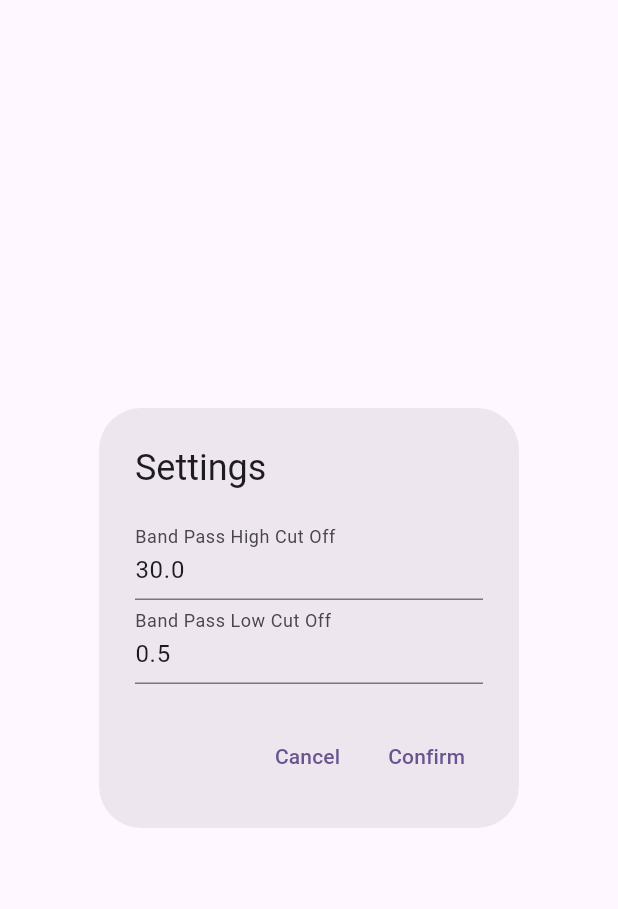
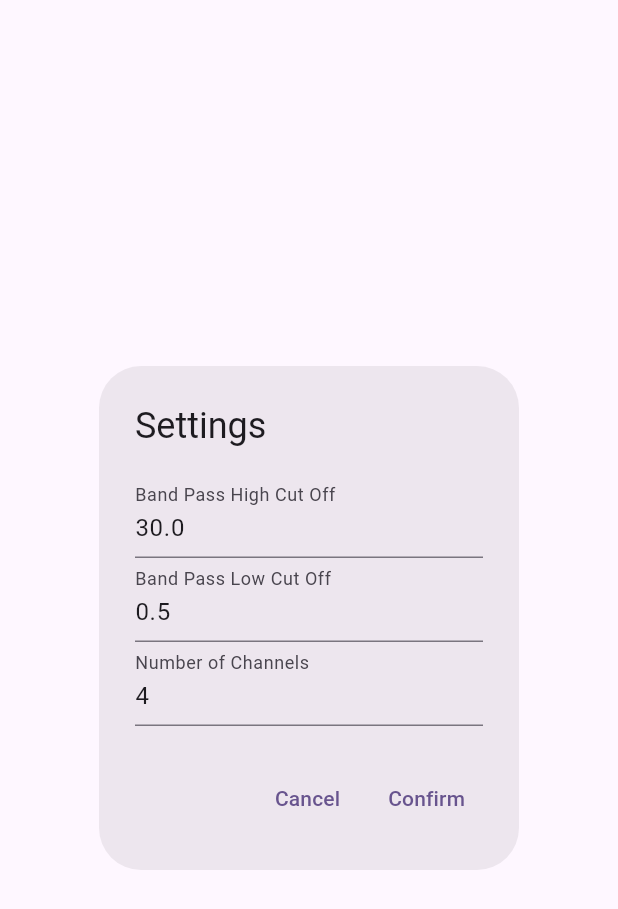
Before and after one commit to pieeg-club/eeg_app, a Flutter app: the SettingsDialog widget shown alone on an empty page, opened directly, on a phone screen of 412 x 824 dp. Shown: the top 909 px of the screen. Run offline on Flutter 3.47's test engine with Material 3 defaults, Android fonts, the phone set to English and light mode, and no system bars; our stand-ins replace dartz, equatable, fl_chart, flutter_blue_plus, flutter_riverpod, riverpod_annotation and 3 more; missing offline and left inert: iirjdart; accounts and stored records are empty; generated files the repository leaves out were written again.

Commit message:
add a text field for number of channels

```diff
--- a/lib/presentation/widgets/settings_dialog.dart
+++ b/lib/presentation/widgets/settings_dialog.dart
@@ -9,6 +9,7 @@ class SettingsDialog extends ConsumerWidget {
 
   final _bandPassHighCutOffController = TextEditingController();
   final _bandPassLowCutOffController = TextEditingController();
+  final _numberOfChannelsController = TextEditingController();
 
   @override
   Widget build(BuildContext context, WidgetRef ref) {
@@ -18,6 +19,7 @@ class SettingsDialog extends ConsumerWidget {
       data: (data) {
         _bandPassHighCutOffController.text = data.bandPassHighCutOff.toString();
         _bandPassLowCutOffController.text = data.bandPassLowCutOff.toString();
+        _numberOfChannelsController.text = data.numberOfChannels.toString();
         return AlertDialog(
           title: const Text('Settings'),
           content: Column(
@@ -37,6 +39,13 @@ class SettingsDialog extends ConsumerWidget {
                 ),
                 keyboardType: TextInputType.number,
               ),
+              TextField(
+                controller: _numberOfChannelsController,
+                decoration: const InputDecoration(
+                  labelText: 'Number of Channels',
+                ),
+                keyboardType: TextInputType.number,
+              ),
             ],
           ),
           actions: <Widget>[
@@ -53,6 +62,8 @@ class SettingsDialog extends ConsumerWidget {
                       double.tryParse(_bandPassHighCutOffController.text),
                   bandPassLowCutOff:
                       double.tryParse(_bandPassLowCutOffController.text),
+                  numberOfChannels:
+                      int.tryParse(_numberOfChannelsController.text),
                 );
                 final result = await settingsNotifier.saveSettings(newSettings);
                 result.fold(
```
